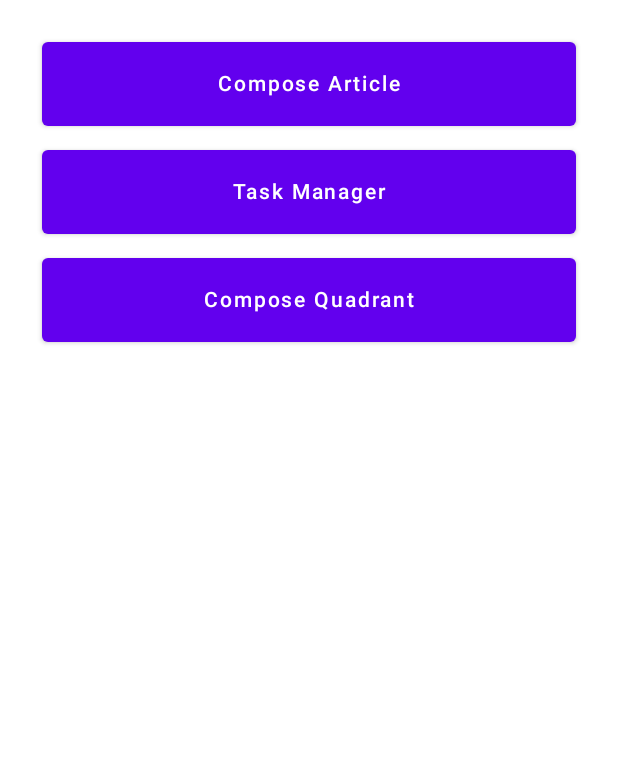
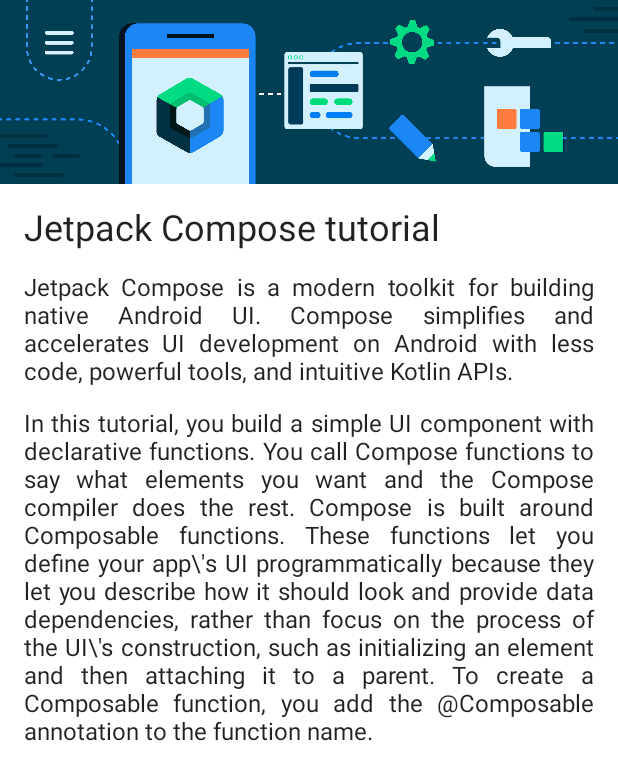
Before and after one commit to Rarj/basic-compose, an Android app built with Jetpack Compose: the screen it shows after launch (MainActivity before the commit, ArticleActivity after it), after a tap on "Compose Article", on a phone screen of 412 x 824 dp. Shown: the top 780 px of the screen. Run offline under Robolectric (Android 15) with nearby library versions, the phone set to English and light mode, and no system bars.

Commit message:
layouting ArticleActivity.kt

```diff
--- a/app/src/main/AndroidManifest.xml
+++ b/app/src/main/AndroidManifest.xml
@@ -10,10 +10,12 @@
         android:supportsRtl="true"
         android:theme="@style/Theme.PracticeComposeBasic">
         <activity
+            android:name=".article.ArticleActivity"
+            android:exported="false"
+            android:label="@string/title_activity_article" />
+        <activity
             android:name=".MainActivity"
-            android:exported="true"
-            android:label="@string/app_name"
-            android:theme="@style/Theme.PracticeComposeBasic">
+            android:exported="true">
             <intent-filter>
                 <action android:name="android.intent.action.MAIN" />
 
--- a/app/src/main/java/dev/arj/practicecomposebasic/MainActivity.kt
+++ b/app/src/main/java/dev/arj/practicecomposebasic/MainActivity.kt
@@ -1,5 +1,6 @@
 package dev.arj.practicecomposebasic
 
+import android.content.Intent
 import android.os.Bundle
 import androidx.activity.ComponentActivity
 import androidx.activity.compose.setContent
@@ -10,8 +11,10 @@ import androidx.compose.material.Surface
 import androidx.compose.material.Text
 import androidx.compose.runtime.Composable
 import androidx.compose.ui.Modifier
+import androidx.compose.ui.platform.LocalContext
 import androidx.compose.ui.tooling.preview.Preview
 import androidx.compose.ui.unit.dp
+import dev.arj.practicecomposebasic.article.ArticleActivity
 import dev.arj.practicecomposebasic.ui.theme.PracticeComposeBasicTheme
 
 class MainActivity : ComponentActivity() {
@@ -32,6 +35,7 @@ class MainActivity : ComponentActivity() {
 
 @Composable
 fun Navigation() {
+    val context = LocalContext.current
     Column(
         modifier = Modifier
             .fillMaxWidth()
@@ -39,7 +43,7 @@ fun Navigation() {
             .padding(20.dp)
     ) {
         Button(text = "Compose Article") {
-
+            context.startActivity(Intent(context, ArticleActivity::class.java))
         }
         Button(text = "Task Manager") {}
         Button(text = "Compose Quadrant") {}
--- /dev/null
+++ b/app/src/main/java/dev/arj/practicecomposebasic/article/ArticleActivity.kt
@@ -0,0 +1,93 @@
+package dev.arj.practicecomposebasic.article
+
+import android.os.Bundle
+import androidx.activity.ComponentActivity
+import androidx.activity.compose.setContent
+import androidx.compose.foundation.Image
+import androidx.compose.foundation.layout.*
+import androidx.compose.material.MaterialTheme
+import androidx.compose.material.Surface
+import androidx.compose.material.Text
+import androidx.compose.runtime.Composable
+import androidx.compose.ui.Modifier
+import androidx.compose.ui.res.painterResource
+import androidx.compose.ui.text.style.TextAlign
+import androidx.compose.ui.tooling.preview.Preview
+import androidx.compose.ui.unit.TextUnit
+import androidx.compose.ui.unit.dp
+import androidx.compose.ui.unit.sp
+import dev.arj.practicecomposebasic.R
+import dev.arj.practicecomposebasic.ui.theme.PracticeComposeBasicTheme
+
+class ArticleActivity : ComponentActivity() {
+    override fun onCreate(savedInstanceState: Bundle?) {
+        super.onCreate(savedInstanceState)
+        setContent {
+            PracticeComposeBasicTheme {
+                Surface(
+                    modifier = Modifier.fillMaxSize(),
+                    color = MaterialTheme.colors.background
+                ) {
+                    ArticleCompose()
+                }
+            }
+        }
+    }
+}
+
+@Composable
+fun ArticleCompose() {
+    Column(
+        modifier = Modifier
+            .fillMaxWidth()
+            .fillMaxHeight()
+    ) {
+        val painter = painterResource(id = R.drawable.bg_compose_background)
+
+        Image(painter = painter, contentDescription = null, modifier = Modifier.fillMaxWidth())
+
+        TextCompose(
+            value = "Jetpack Compose tutorial",
+            modifier = Modifier
+                .padding(start = 16.dp, end = 16.dp, top = 16.dp, bottom = 16.dp),
+            fontSize = 24.sp
+        )
+
+        TextCompose(
+            value = "Jetpack Compose is a modern toolkit for building native Android UI. Compose simplifies and accelerates UI development on Android with less code, powerful tools, and intuitive Kotlin APIs.",
+            modifier = Modifier
+                .padding(start = 16.dp, end = 16.dp),
+            textAlign = TextAlign.Justify
+        )
+
+        TextCompose(
+            value = "In this tutorial, you build a simple UI component with declarative functions. You call Compose functions to say what elements you want and the Compose compiler does the rest. Compose is built around Composable functions. These functions let you define your app\\'s UI programmatically because they let you describe how it should look and provide data dependencies, rather than focus on the process of the UI\\'s construction, such as initializing an element and then attaching it to a parent. To create a Composable function, you add the @Composable annotation to the function name.",
+            modifier = Modifier
+                .padding(start = 16.dp, end = 16.dp, top = 16.dp, bottom = 16.dp),
+            textAlign = TextAlign.Justify
+        )
+    }
+}
+
+@Composable
+private fun TextCompose(
+    value: String,
+    modifier: Modifier,
+    textAlign: TextAlign? = null,
+    fontSize: TextUnit = TextUnit.Unspecified
+) {
+    Text(
+        text = value,
+        textAlign = textAlign,
+        fontSize = fontSize,
+        modifier = modifier.fillMaxWidth()
+    )
+}
+
+@Preview(showBackground = true)
+@Composable
+fun ArticlePreview() {
+    PracticeComposeBasicTheme {
+        ArticleCompose()
+    }
+}
--- a/app/src/main/res/values/strings.xml
+++ b/app/src/main/res/values/strings.xml
@@ -1,3 +1,4 @@
 <resources>
     <string name="app_name">Practice Compose Basic</string>
+    <string name="title_activity_article">ArticleActivity</string>
 </resources>
```
Also changed, not shown: app/src/main/res/drawable-nodpi/bg_compose_background.png (added).
